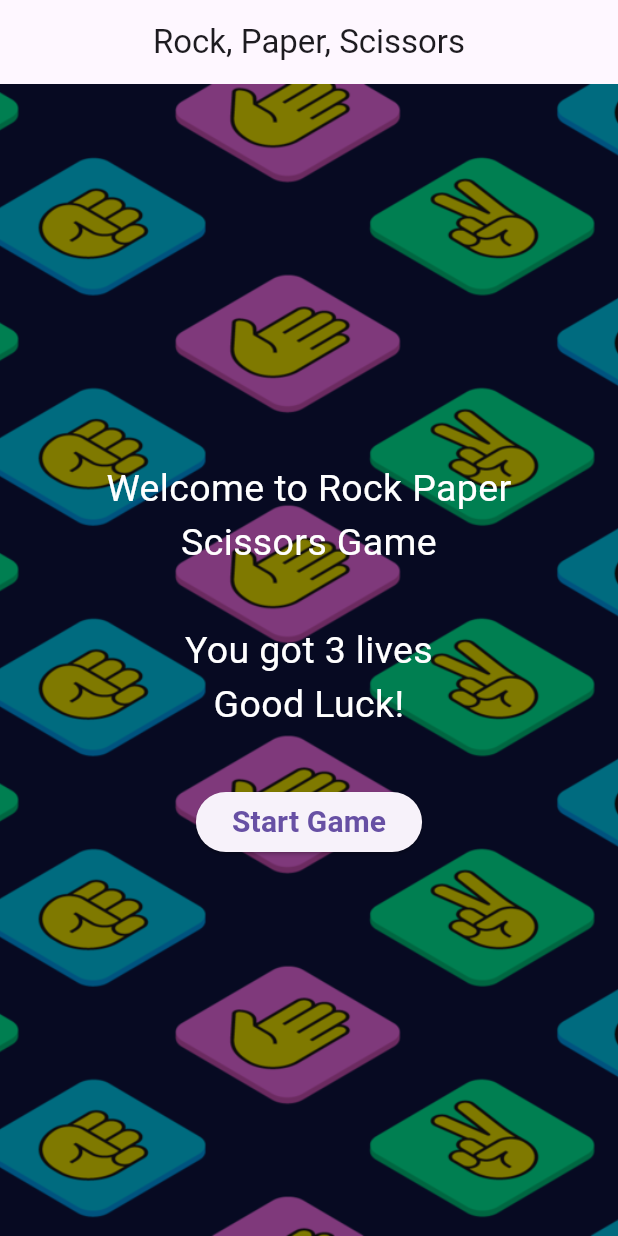
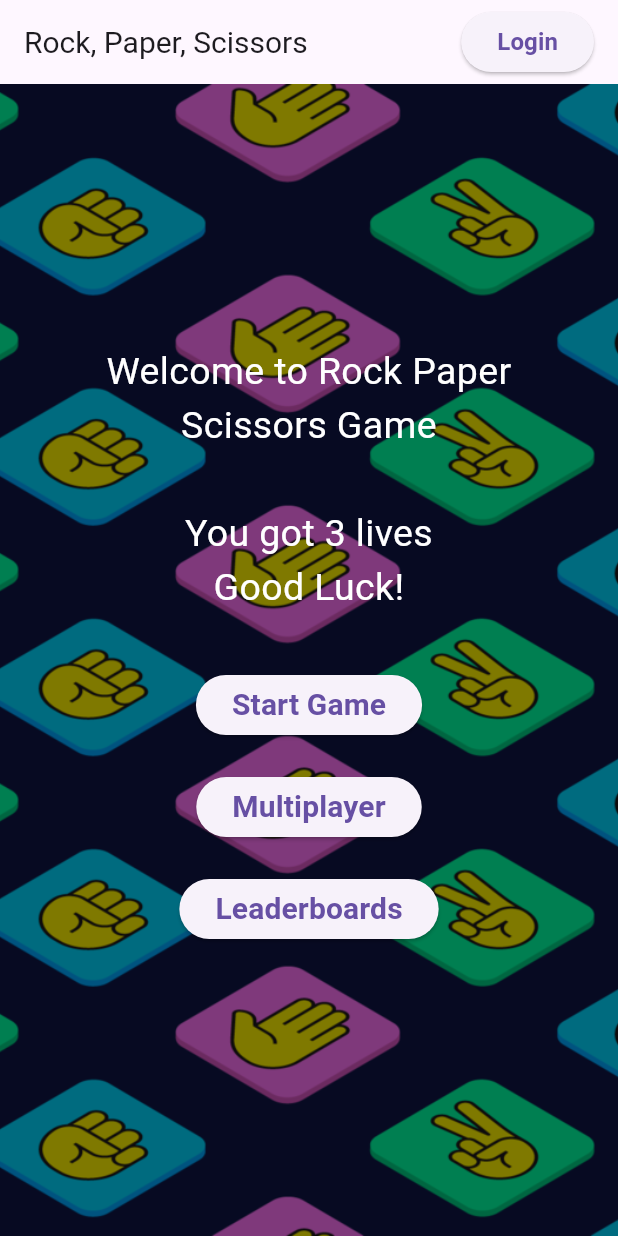
Before and after one commit to AliMohammadJaber/Project-1-Mobile-App, a Flutter app: the screen it shows after launch, on a phone screen of 412 x 824 dp. Run offline on Flutter 3.47's test engine with Material 3 defaults, Android fonts, the phone set to English and light mode, and no system bars.

Commit message:
Project2

```diff
--- /dev/null
+++ b/lib/get_users.dart
@@ -0,0 +1,37 @@
+import 'dart:convert';
+import 'package:http/http.dart' as http;
+
+class Score {
+  final String playerName;
+  final int totalGamesPlayed;
+  final int totalWins;
+
+  Score({
+    required this.playerName,
+    required this.totalGamesPlayed,
+    required this.totalWins,
+  });
+
+  factory Score.fromJson(Map<String, dynamic> json) {
+    return Score(
+      playerName: json['PlayerName'],
+      totalGamesPlayed: int.parse(json['GameCounter']),
+      totalWins: int.parse(json['Wins']),
+    );
+  }
+
+  static Future<List<Score>> fetchScores(String baseUrl) async {
+    try {
+      final response = await http.get(Uri.parse('$baseUrl/Get_Scores.php')); // Update the PHP file name
+
+      if (response.statusCode == 200) {
+        List<dynamic> data = json.decode(response.body);
+        return data.map((json) => Score.fromJson(json)).toList();
+      } else {
+        throw Exception('Failed to load scores');
+      }
+    } catch (e) {
+      throw Exception('Error fetching scores: $e');
+    }
+  }
+}
--- /dev/null
+++ b/lib/globals.dart
@@ -0,0 +1 @@
+String? loggedInUsername;
--- a/lib/main.dart
+++ b/lib/main.dart
@@ -1,5 +1,11 @@
 import 'package:flutter/material.dart';
-import 'game_page.dart';
+import './game_page.dart';
+import './get_users.dart';
+import './multiplayer.dart';
+import './leaderboards.dart';
+import './login.dart';
+import './register.dart';
+import './globals.dart';
 
 void main() {
   runApp(const MyApp());
@@ -16,57 +22,149 @@ class MyApp extends StatelessWidget {
       routes: {
         '/': (context) => const HomeScreen(),
         '/game': (context) => const RockPaperScissorsGame(),
+        '/multi': (context) => const Multi(),
+        '/leader': (context) => const LeaderboardsStateful(),
+        '/login' : (context) => LoginScreen(),
+        '/register': (context) => const RegisterScreen(),
       },
     );
   }
 }
 
-class HomeScreen extends StatelessWidget {
+class HomeScreen extends StatefulWidget {
   const HomeScreen({Key? key}) : super(key: key);
 
   @override
+  _HomeScreenState createState() => _HomeScreenState();
+}
+
+class _HomeScreenState extends State<HomeScreen> {
+  List<Score> _scores = [];
+
+
+  @override
   Widget build(BuildContext context) {
+
     return Scaffold(
       appBar: AppBar(
         centerTitle: true,
-        title: const Text('Rock, Paper, Scissors'),
+        title: loggedInUsername == '' || loggedInUsername == null
+            ? Row(
+          children: [
+            const Text(
+              'Rock, Paper, Scissors',
+              style: TextStyle(fontSize: 20),
+            ),
+            const Spacer(), // Add Spacer widget here
+            ElevatedButton(
+              onPressed: () async {
+                Navigator.pushNamed(context, '/login');
+              },
+              child: const Text(
+                'Login',
+                style: TextStyle(fontSize: 16, fontWeight: FontWeight.bold),
+              ),
+            ),
+          ],
+        )
+            : Row(
+          mainAxisAlignment: MainAxisAlignment.spaceBetween,
+          children: [
+            Text('Welcome, $loggedInUsername', style: TextStyle(fontSize: 16)),
+            ElevatedButton(
+              onPressed: () async {
+                loggedInUsername = '';
+                Navigator.pushNamedAndRemoveUntil(context, '/', (route) => false);
+              },
+              child: const Text(
+                'Logout',
+                style: TextStyle(fontSize: 16, fontWeight: FontWeight.bold),
+              ),
+            ),
+          ],
+        ),
+        actions: [],
       ),
+
+
+
+
+
+
       body: Stack(
         fit: StackFit.expand,
         children: [
+
           Image.asset(
             'assets/bg.png',
             fit: BoxFit.cover,
           ),
+
           Container(
             color: Colors.black.withOpacity(0.5),
           ),
+
           Center(
+
             child: Padding(
-              padding: const EdgeInsets.all(20),
+
+              padding: const EdgeInsets.all(20.0),
+
               child: Column(
                 mainAxisAlignment: MainAxisAlignment.center,
+
                 children: [
-                  Center(
-                    child: Text(
+                  const Center(
+
+                    child:
+
+                    Text(
                       'Welcome to Rock Paper Scissors Game\n\n'
                           'You got 3 lives\n'
                           'Good Luck!\n',
                       style: TextStyle(fontSize: 25, color: Colors.white),
-                      textAlign: TextAlign.center, // Optional: Center the text within the widget
+                      textAlign: TextAlign.center,
                     ),
                   ),
 
                   ElevatedButton(
-                    onPressed: () {
+                    onPressed: () async {
                       Navigator.pushNamed(context, '/game');
                     },
+
                     child: const Text(
                       'Start Game',
                       style: TextStyle(fontSize: 20, fontWeight: FontWeight.bold),
                     ),
                   ),
-                ],
+
+                  const SizedBox(height: 20),
+
+                  ElevatedButton(
+                    onPressed: () async {
+                      Navigator.pushNamed(context, '/multi');
+                    },
+                    child: const Text(
+                      'Multiplayer',
+                      style: TextStyle(fontSize: 20, fontWeight: FontWeight.bold),
+                    ),
+                  ),
+
+                  const SizedBox(height: 20),
+
+                  ElevatedButton(
+                    onPressed: () async {
+                      Navigator.pushNamed(context, '/leader');
+                    },
+                    child: const Text(
+                      'Leaderboards',
+                      style: TextStyle(fontSize: 20, fontWeight: FontWeight.bold),
+                    ),
+                  ),
+
+                  const SizedBox(height: 20),
+
+                  ],
               ),
             ),
           ),
--- a/pubspec.yaml
+++ b/pubspec.yaml
@@ -30,6 +30,8 @@ environment:
 dependencies:
   flutter:
     sdk: flutter
+  http: ^0.13.3
+
 
 
   # The following adds the Cupertino Icons font to your application.
```
Also changed, not shown: lib/game_page.dart (+65 -9 lines), lib/leaderboards.dart (added, +126 -0 lines), lib/login.dart (added, +129 -0 lines), lib/multiplayer.dart (added, +66 -0 lines), lib/register.dart (added, +168 -0 lines), pubspec.lock.
